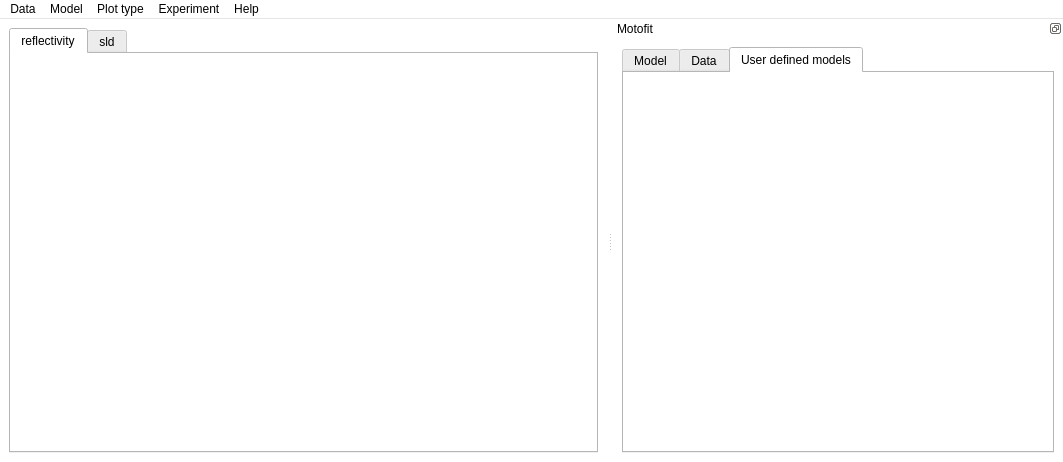
Above: trunk/qt/Motofit.ui from refnx/refnx before the change. Below: the same form after it.
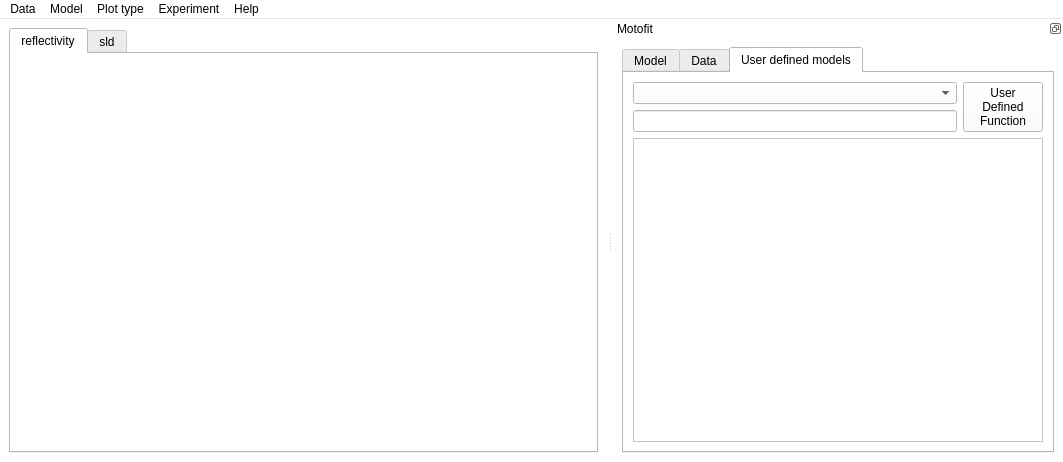
That is the form after the change. The open tabs and pages were chosen to show the change.

What changed in the file:
```diff
--- a/trunk/qt/Motofit.ui
+++ b/trunk/qt/Motofit.ui
@@ -771,6 +771,29 @@
         <attribute name="title">
          <string>User defined models</string>
         </attribute>
+        <layout class="QGridLayout" name="gridLayout_7">
+         <item row="0" column="0">
+          <widget class="QComboBox" name="UDF_model"/>
+         </item>
+         <item row="0" column="1" rowspan="2">
+          <widget class="QPushButton" name="ModelLoader">
+           <property name="layoutDirection">
+            <enum>Qt::LeftToRight</enum>
+           </property>
+           <property name="text">
+            <string>User
+Defined
+Function</string>
+           </property>
+          </widget>
+         </item>
+         <item row="1" column="0">
+          <widget class="QLineEdit" name="chi2"/>
+         </item>
+         <item row="2" column="0" colspan="2">
+          <widget class="QTableView" name="UDFmodelView"/>
+         </item>
+        </layout>
        </widget>
       </widget>
      </item>
```
Left out of the diff: 4 changed lines with no effect on the pictures.
